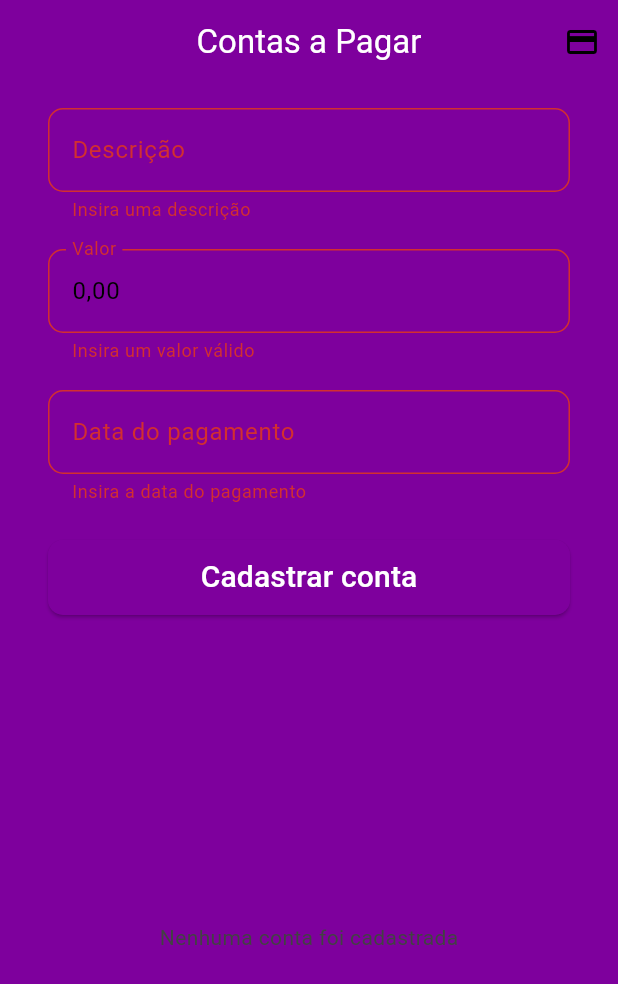
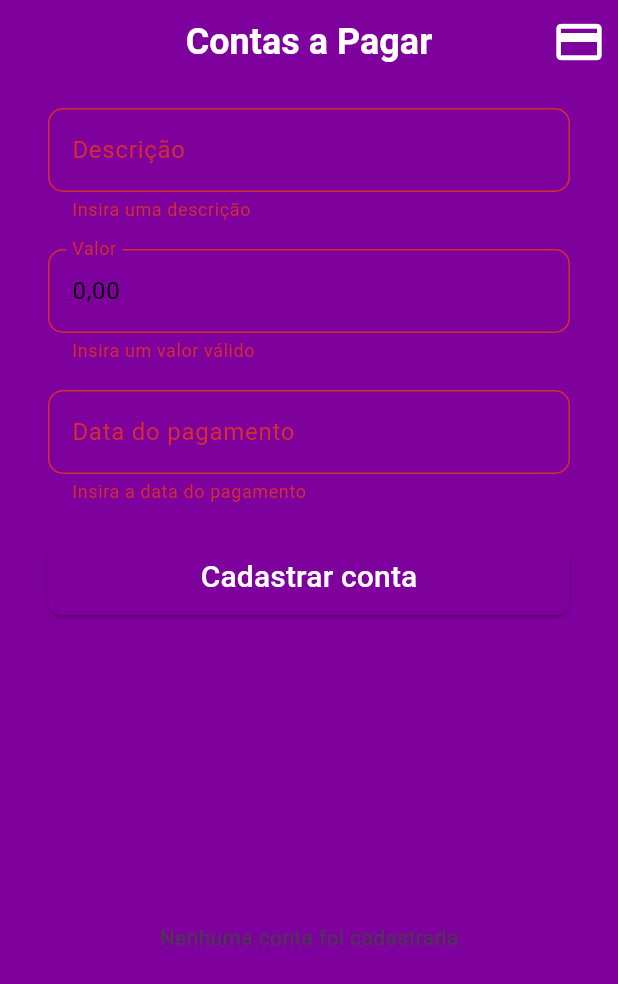
Before and after one commit to RodrigoBrunet/accounts_payabled, a Flutter app: the screen it shows after launch, after a tap on "Cadastrar conta", on a phone screen of 412 x 824 dp. Shown: the top 984 px of the screen. Run offline on Flutter 3.47's test engine with Material 3 defaults, Android fonts, the phone set to English and light mode, and no system bars; our stand-ins replace fl_chart, flutter_masked_text2, sqflite; accounts and stored records are empty.

Commit message:
ajusta stilo de texto

```diff
--- a/lib/resources/strings/string_resourses.dart
+++ b/lib/resources/strings/string_resourses.dart
@@ -1,5 +1,6 @@
 class StringResources {
   static const String titulo = 'Contas a Pagar';
+  static const String titulo2 = 'Contas Pagas';
   static const String labelTextInput1 = 'Descrição';
   static const String labelTextInput2 = 'Valor';
   static const String labelTextInput3 = 'Data do pagamento';
--- a/lib/resources/theme/my_theme.dart
+++ b/lib/resources/theme/my_theme.dart
@@ -14,6 +14,7 @@ final ThemeData myTheme = ThemeData(
     onError: Colors.white,
     brightness: Brightness.light,
   ),
+  appBarTheme: const AppBarTheme(iconTheme: IconThemeData(color: Colors.white)),
   textTheme: TextTheme(
     displayLarge: const TextStyle(color: Color(0xFF3E0065)), // Roxo profundo
     bodyLarge: const TextStyle(color: Colors.black), // Preto
--- a/lib/views/account_payabled_page.dart
+++ b/lib/views/account_payabled_page.dart
@@ -39,6 +39,22 @@ class _AccountPayabledPageState extends State<AccountPayabledPage> {
     return textConverter / 100;
   }
 
+  _criaContaAPagar() {
+    Account newAccount = Account(
+      description: _descriptionController.text,
+      value: _converteValor(),
+      dueDate: _dueDateController.text,
+      paid: false,
+    );
+    return newAccount;
+  }
+
+  _limpaCampos() {
+    _descriptionController.clear();
+    _valueController.updateValue(0);
+    _dueDateController.text = '';
+  }
+
   @override
   Widget build(BuildContext context) {
     return Scaffold(
@@ -46,11 +62,19 @@ class _AccountPayabledPageState extends State<AccountPayabledPage> {
         centerTitle: true,
         title: const Text(
           StringResources.titulo,
-          style: TextStyle(color: Colors.white),
+          style: TextStyle(
+            color: Colors.white,
+            fontSize: 24,
+            fontWeight: FontWeight.bold,
+          ),
         ),
         actions: <Widget>[
           IconButton(
-            icon: const Icon(Icons.payment),
+            icon: const Icon(
+              Icons.payment,
+              color: Colors.white,
+              size: 36,
+            ),
             onPressed: () {
               Navigator.push(
                 context,
@@ -130,16 +154,9 @@ class _AccountPayabledPageState extends State<AccountPayabledPage> {
                             minimumSize: const Size(double.infinity, 50)),
                         onPressed: () async {
                           if (_formKey.currentState!.validate()) {
-                            Account newAccount = Account(
-                              description: _descriptionController.text,
-                              value: _converteValor(),
-                              dueDate: _dueDateController.text,
-                              paid: false,
-                            );
-                            await DataBaseHelper.instance.insert(newAccount);
-                            _descriptionController.clear();
-                            _valueController.updateValue(0);
-                            _dueDateController.text = '';
+                            await DataBaseHelper.instance
+                                .insert(_criaContaAPagar());
+                            _limpaCampos();
                             _refreshData();
                           }
                         },
@@ -168,9 +185,15 @@ class _AccountPayabledPageState extends State<AccountPayabledPage> {
                       itemBuilder: (context, index) {
                         Account account = snapshot.data![index];
                         return ListTile(
-                          title: Text(account.description),
+                          title: Text(
+                            account.description,
+                            style: const TextStyle(
+                                fontSize: 18, fontWeight: FontWeight.bold),
+                          ),
                           subtitle: Text(
-                            'R\$ ${account.value} - Data do pagamento: ${account.dueDate}',
+                            account.paid
+                                ? 'Valor pago - R\$ ${account.value}'
+                                : 'Valor em aberto - R\$ ${account.value}',
                             style: account.paid
                                 ? const TextStyle(
                                     decoration: TextDecoration.lineThrough,
```
Also changed, not shown: lib/views/details_account_page.dart (+36 -4 lines).
